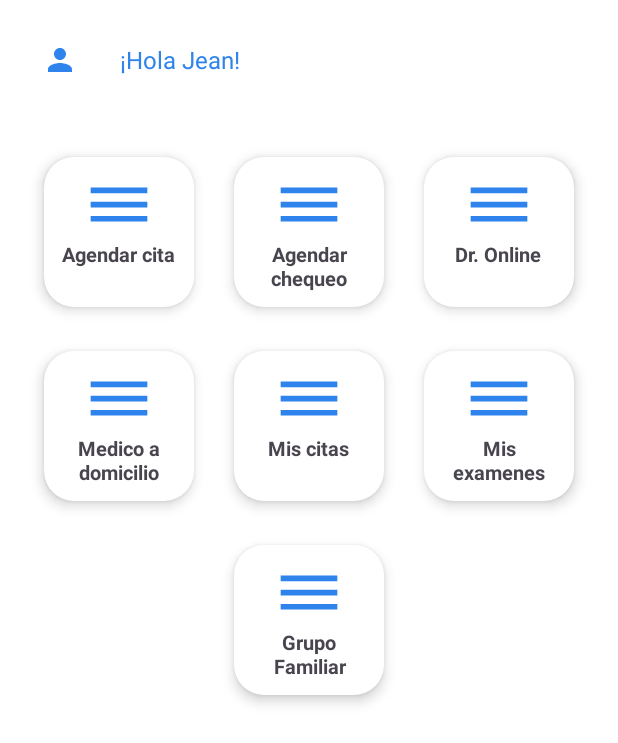
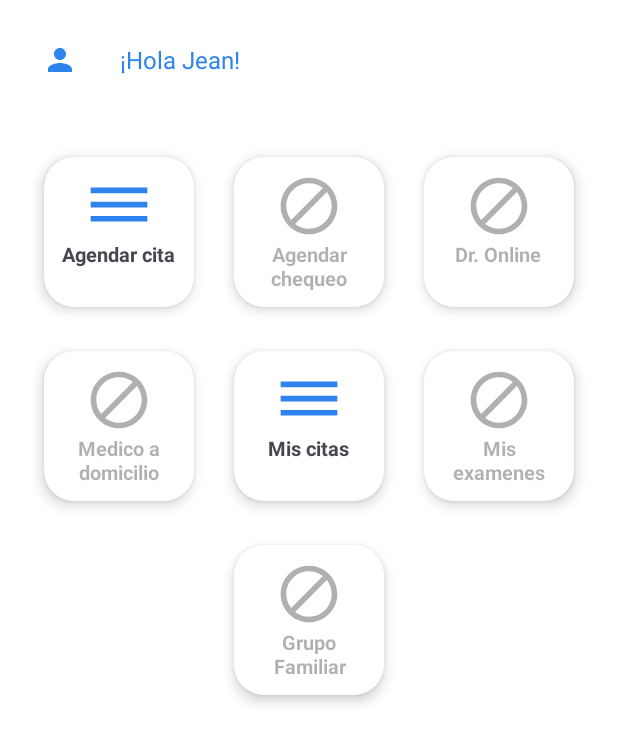
Before and after one commit to Jean-Huaringa/VivaSalud, an Android app: the HomeFragment screen opened through its navigation route, on a phone screen of 412 x 824 dp. Shown: the top 743 px of the screen. Run offline under Robolectric (Android 15) with nearby library versions, the phone set to English and light mode, and no system bars; our stand-ins replace Firebase (no records; nobody signed in at launch, a user with empty details on screens opened directly), FlexboxLayout; 2 statements that could not run were skipped.

Commit message:
feat: implementando estilo de colores para el button no utilizaado

```diff
--- a/app/src/main/java/com/example/vivasalud/ui/components/ItemCardView.kt
+++ b/app/src/main/java/com/example/vivasalud/ui/components/ItemCardView.kt
@@ -19,7 +19,6 @@ class ItemCardView @JvmOverloads constructor(
     init {
         inflate(context, R.layout.item_card, this)
 
-        // Opcional: personaliza el CardView
         radius = 30f
         cardElevation = 8f
         useCompatPadding = true
@@ -32,14 +31,23 @@ class ItemCardView @JvmOverloads constructor(
 
             val title = typedArray.getString(R.styleable.ItemCardView_cardTitle)
             val imageRes = typedArray.getResourceId(R.styleable.ItemCardView_cardImage, -1)
+            val titleColor = typedArray.getColor(R.styleable.ItemCardView_cardTitleColor, -1)
+            val imageColor = typedArray.getColor(R.styleable.ItemCardView_cardImageColor, -1)
 
+            // Establecer valores en las vistas
             if (title != null) txtTitle.text = title
             if (imageRes != -1) imgCard.setImageResource(imageRes)
+            if (titleColor != -1) txtTitle.setTextColor(titleColor)
+            if (imageColor != -1) imgCard.setColorFilter(imageColor)
 
             typedArray.recycle()
         }
     }
 
+
+
     fun setTitle(text: String) { txtTitle.text = text }
     fun setImage(resId: Int) { imgCard.setImageResource(resId) }
+    fun setTitleColor(color: Int) { txtTitle.setTextColor(color) }
+    fun setImageColor(color: Int) { imgCard.setColorFilter(color) }
 }
--- /dev/null
+++ b/app/src/main/res/drawable/ic_blockade.xml
@@ -0,0 +1,5 @@
+<vector android:height="24dp" android:tint="#000000"
+    android:viewportHeight="24" android:viewportWidth="24"
+    android:width="24dp" xmlns:android="http://schemas.android.com/apk/res/android">
+    <path android:fillColor="@android:color/white" android:pathData="M12,2C6.48,2 2,6.48 2,12s4.48,10 10,10 10,-4.48 10,-10S17.52,2 12,2zM4,12c0,-4.42 3.58,-8 8,-8 1.85,0 3.55,0.63 4.9,1.69L5.69,16.9C4.63,15.55 4,13.85 4,12zM12,20c-1.85,0 -3.55,-0.63 -4.9,-1.69L18.31,7.1C19.37,8.45 20,10.15 20,12c0,4.42 -3.58,8 -8,8z"/>
+</vector>
--- a/app/src/main/res/layout/fragment_home.xml
+++ b/app/src/main/res/layout/fragment_home.xml
@@ -1,6 +1,5 @@
 <?xml version="1.0" encoding="utf-8"?>
-<ScrollView
-    xmlns:android="http://schemas.android.com/apk/res/android"
+<ScrollView xmlns:android="http://schemas.android.com/apk/res/android"
     xmlns:app="http://schemas.android.com/apk/res-auto"
     xmlns:tools="http://schemas.android.com/tools"
     android:layout_width="match_parent"
@@ -38,43 +37,53 @@
                 android:layout_width="wrap_content"
                 android:layout_height="wrap_content"
                 android:layout_margin="5dp"
-                app:cardImage="@drawable/ic_menubar"
-                app:cardTitle="Agendar chequeo" />
+                app:cardImage="@drawable/ic_blockade"
+                app:cardTitle="Agendar chequeo"
+                app:cardImageColor="@color/dark"
+                app:cardTitleColor="@color/dark" />
 
             <com.example.vivasalud.ui.components.ItemCardView
                 android:layout_width="wrap_content"
                 android:layout_height="wrap_content"
                 android:layout_margin="5dp"
-                app:cardImage="@drawable/ic_menubar"
+                app:cardImage="@drawable/ic_blockade"
+                app:cardImageColor="@color/dark"
+                app:cardTitleColor="@color/dark"
                 app:cardTitle="Dr. Online" />
 
             <com.example.vivasalud.ui.components.ItemCardView
                 android:layout_width="wrap_content"
                 android:layout_height="wrap_content"
                 android:layout_margin="5dp"
-                app:cardImage="@drawable/ic_menubar"
+                app:cardImage="@drawable/ic_blockade"
+                app:cardImageColor="@color/dark"
+                app:cardTitleColor="@color/dark"
                 app:cardTitle="Medico a domicilio" />
 
             <com.example.vivasalud.ui.components.ItemCardView
                 android:id="@+id/btnVerCitas"
                 android:layout_width="wrap_content"
+                android:layout_height="wrap_content"
                 android:layout_margin="5dp"
-                android:layout_height="wrap_content"
                 app:cardImage="@drawable/ic_menubar"
                 app:cardTitle="Mis citas" />
 
             <com.example.vivasalud.ui.components.ItemCardView
                 android:layout_width="wrap_content"
+                android:layout_height="wrap_content"
                 android:layout_margin="5dp"
-                android:layout_height="wrap_content"
-                app:cardImage="@drawable/ic_menubar"
+                app:cardImage="@drawable/ic_blockade"
+                app:cardImageColor="@color/dark"
+                app:cardTitleColor="@color/dark"
                 app:cardTitle="Mis examenes" />
 
             <com.example.vivasalud.ui.components.ItemCardView
                 android:layout_width="wrap_content"
                 android:layout_height="wrap_content"
                 android:layout_margin="5dp"
-                app:cardImage="@drawable/ic_menubar"
+                app:cardImage="@drawable/ic_blockade"
+                app:cardImageColor="@color/dark"
+                app:cardTitleColor="@color/dark"
                 app:cardTitle="Grupo Familiar" />
 
         </com.google.android.flexbox.FlexboxLayout>
--- a/app/src/main/res/values/attrs.xml
+++ b/app/src/main/res/values/attrs.xml
@@ -2,13 +2,14 @@
 <resources>
     <declare-styleable name="ItemCardView">
         <attr name="cardTitle" format="string" />
-        <attr name="cardDescription" format="string" />
         <attr name="cardImage" format="reference" />
+        <attr name="cardTitleColor" format="color"/>
+        <attr name="cardImageColor" format="color"/>
     </declare-styleable>
+
     <declare-styleable name="ItemCardWorkerView">
         <attr name="cardWorkerTitle" format="string"/>
         <attr name="cardName" format="string"/>
         <attr name="cardLastname" format="string"/>
     </declare-styleable>
-
 </resources>
--- a/app/src/main/res/values/strings_register.xml
+++ b/app/src/main/res/values/strings_register.xml
@@ -53,10 +53,4 @@
 
     <string name="btn_siguiente">Siguiente paso</string>
     <string name="btn_confirmar">Enviar</string>
-
-    <string-array name="hello_array" tools:ignore="ExtraTranslation">
-        <item>Peru</item>
-        <item>Argentina</item>
-        <item>Chile</item>
-    </string-array>
 </resources>
```
